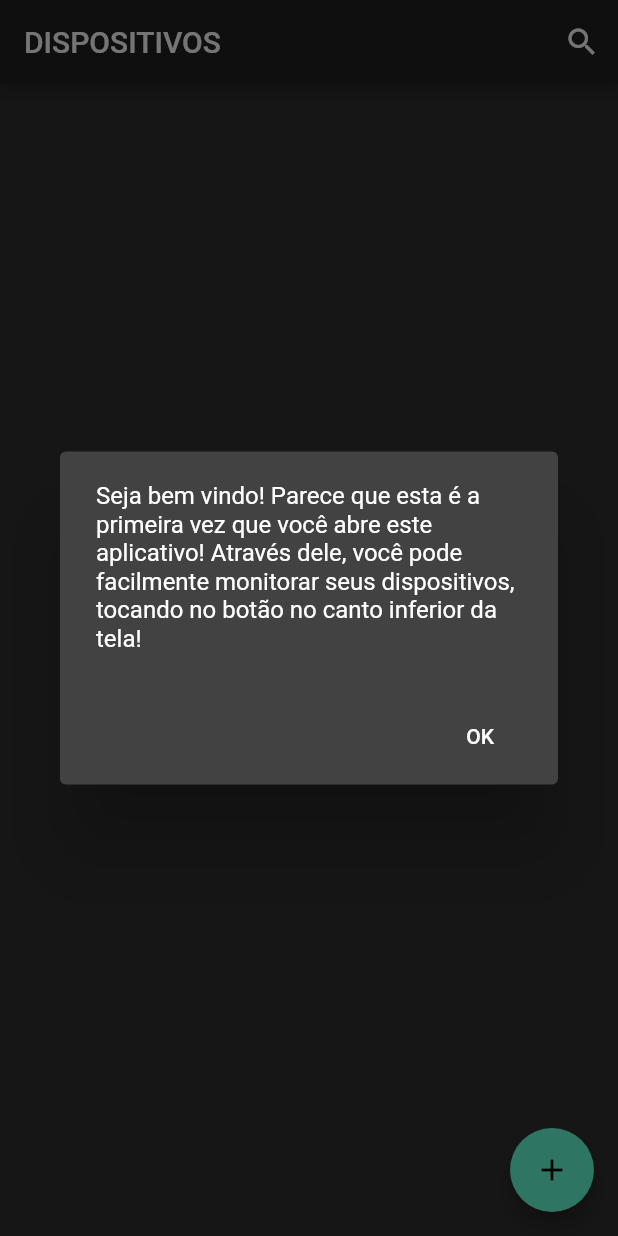
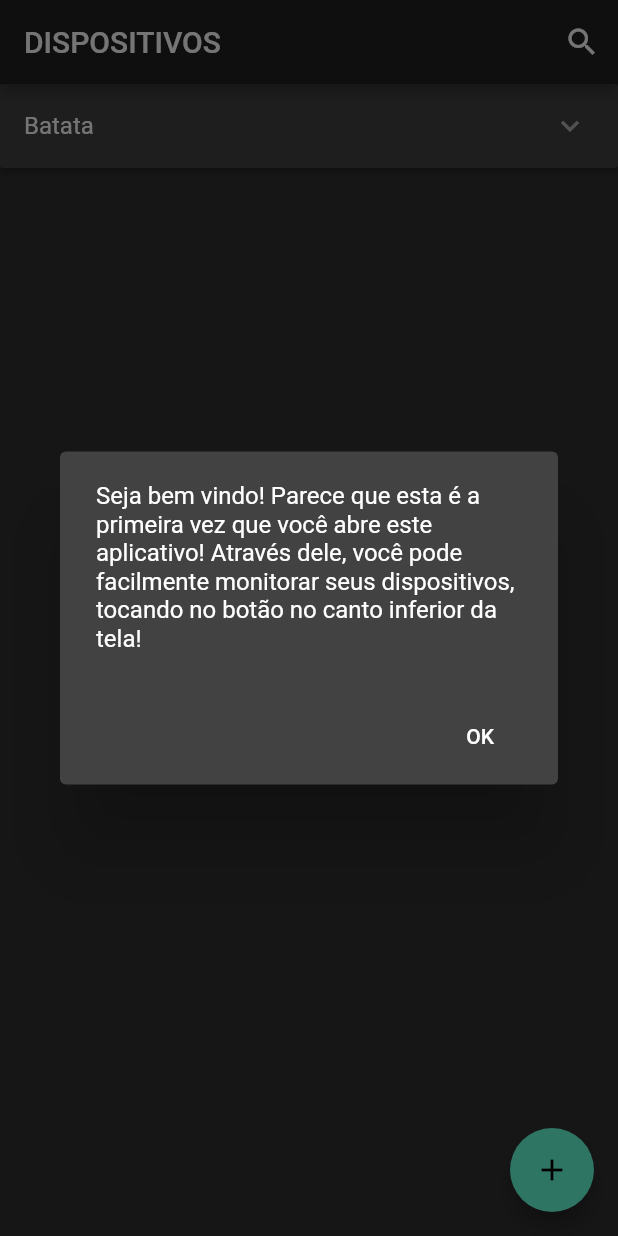
Before and after one commit to Gabriell-Murta/Trabalho_Integrado, a Flutter app: the screen it shows after launch, on a phone screen of 412 x 824 dp. Run offline on Flutter 3.47's test engine with Material 2 defaults, Android fonts, the phone set to English and light mode, and no system bars; our stand-ins replace shared_preferences, sqflite; accounts and stored records are empty.

```diff
--- a/lib/app/views/homepage.view.dart
+++ b/lib/app/views/homepage.view.dart
@@ -4,9 +4,24 @@ import 'package:mvc_persistence/app/controllers/device.controller.dart';
 import 'package:mvc_persistence/app/models/device.model.dart';
 import 'package:shared_preferences/shared_preferences.dart';
 
+import '../models/device.model.dart';
+
 class HomePage extends StatefulWidget {
   @override
   _HomePageState createState() => _HomePageState();
+}
+
+class DevicePanelItem {
+  String ExpandedValue;
+  String HeaderValue;
+  bool IsExpanded;
+  Device Item;
+
+  DevicePanelItem(
+      {this.ExpandedValue,
+      this.HeaderValue,
+      this.IsExpanded = false,
+      this.Item});
 }
 
 class _HomePageState extends State<HomePage> {
@@ -30,7 +45,7 @@ class _HomePageState extends State<HomePage> {
       }
     });
     WidgetsBinding.instance.addPostFrameCallback((_) {
-      _controller.getAll().then((data) {
+      _controller.getTeste().then((data) {
         setState(() {
           _list = _controller.list;
         });
@@ -44,24 +59,21 @@ class _HomePageState extends State<HomePage> {
       key: scaffoldKey,
       appBar: AppBar(
         title: Text('DISPOSITIVOS'),
-        actions: <Widget>
-        [IconButton
-            (icon: const Icon(Icons.search),
+        actions: <Widget>[
+          IconButton(
+              icon: const Icon(Icons.search),
               tooltip: "Pesquisa",
-            onPressed: (){
-
-            }
-          )
+              onPressed: () {})
         ],
       ),
-      body: Scrollbar(
-        child: ListView(
-          children: [
-            for (int i = 0; i < _list.length; i++)
-              DeviceList()
-
-          ],
-
+      // body: Scrollbar(
+      //   child: ListView(
+      //     children: [for (int i = 0; i < _list.length; i++) DeviceList()],
+      //   ),
+      // ),
+      body: SingleChildScrollView(
+        child: Container(
+          child: _buildDevicePanel(),
         ),
       ),
       floatingActionButton: FloatingActionButton(
@@ -71,11 +83,33 @@ class _HomePageState extends State<HomePage> {
     );
   }
 
-  Widget DeviceList(){
+  Widget _buildDevicePanel() {
+    var listaPanel = new List<DevicePanelItem>.generate(
+        _list.length,
+        (index) => DevicePanelItem(
+            ExpandedValue:
+                'Dispositivo localizado em "${_list[index].Location}"',
+            HeaderValue: _list[index].Nick,
+            Item: _list[index]));
 
+    return ExpansionPanelList(
+      expansionCallback: (int index, bool isExpanded) {
+        setState(() {
+          listaPanel[index].IsExpanded = !isExpanded;
+        });
+      },
+      children: listaPanel.map<ExpansionPanel>((DevicePanelItem item) {
+        return ExpansionPanel(
+            headerBuilder: (BuildContext context, bool isExpanded) {
               return ListTile(
-       //title: Text (_list[i].Nick),
-
+                title: Text(item.HeaderValue),
+              );
+            },
+            body: ListTile(
+              title: Text(item.ExpandedValue),
+            ),
+            isExpanded: item.IsExpanded);
+      }).toList(),
     );
   }
 
@@ -100,7 +134,8 @@ class _HomePageState extends State<HomePage> {
                       return null;
                   },
                   keyboardType: TextInputType.text,
-                  decoration: InputDecoration(labelText: "Nome do Dispositivo:"),
+                  decoration:
+                      InputDecoration(labelText: "Nome do Dispositivo:"),
                 ),
               ],
             ),
@@ -120,7 +155,7 @@ class _HomePageState extends State<HomePage> {
                       .create(Device(
                     Nick: _deviceController.text,
                     IdDevice: 0,
-                          Location:"",
+                    Location: "",
                     IdClient: 0,
                   ))
                       .then((data) {
```
Also changed, not shown: lib/app/controllers/device.controller.dart (+10 -0 lines), lib/app/repositories/device.repository.dart (+17 -2 lines), pubspec.lock. Lines whose indentation alone changed are shown as unchanged.
